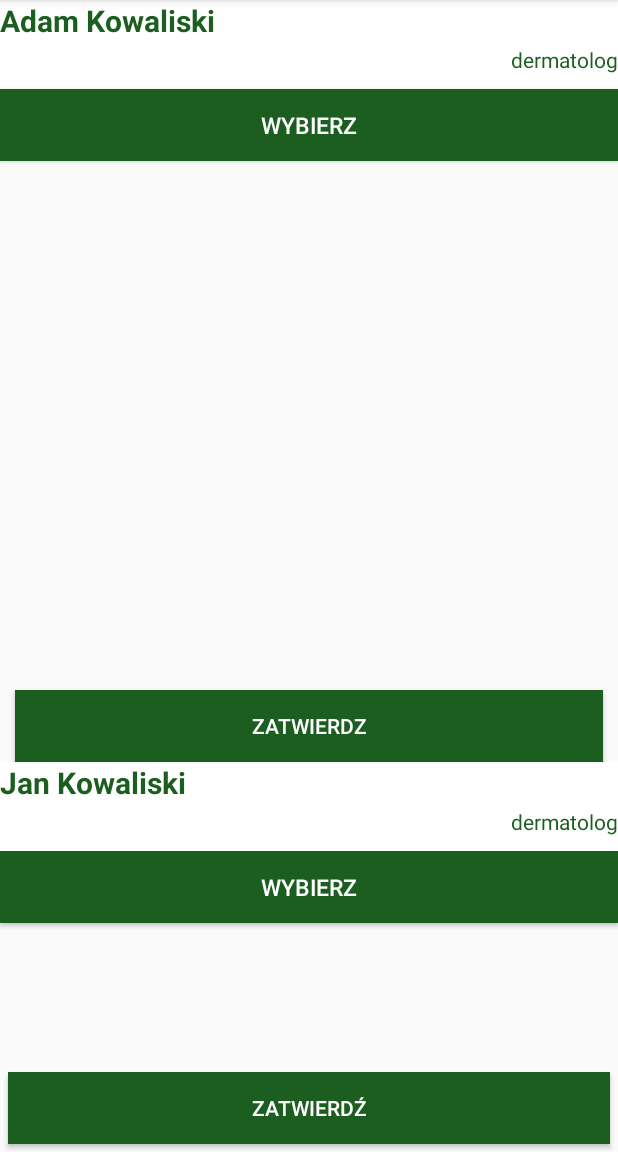
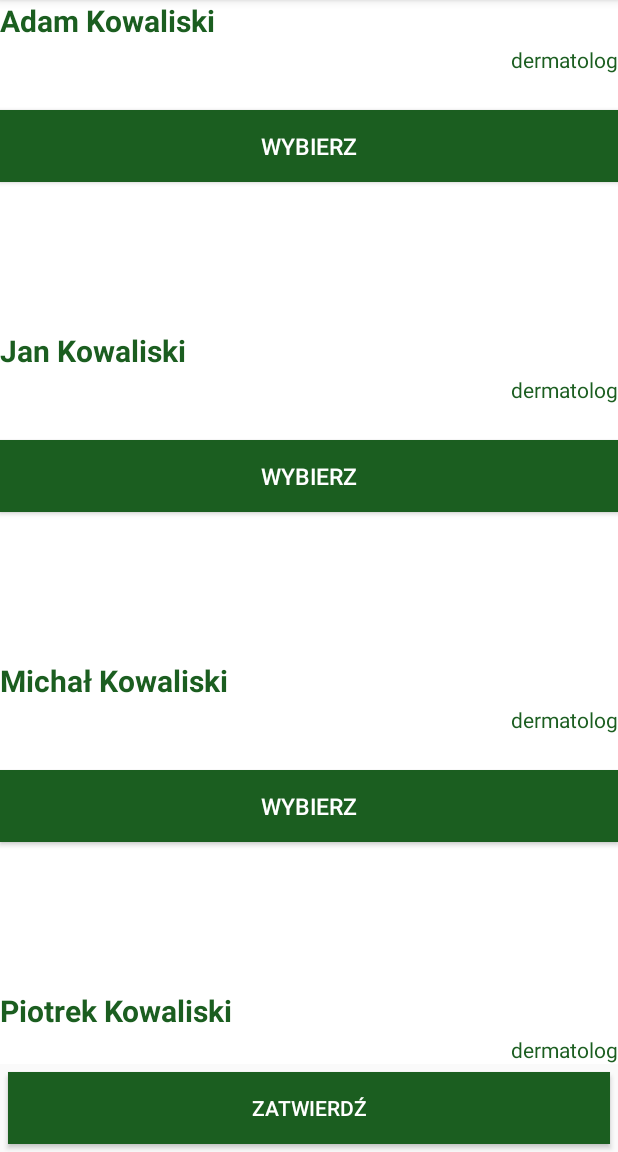
Before and after one commit to KatarzynaWidawka/KolokwiumPUM, an Android app: the Main2Activity screen opened directly, with no data from a screen before it, on a phone screen of 412 x 824 dp, the part 84-1236 px from its top. Run offline under Robolectric (Android 15) with nearby library versions, the phone set to English and light mode, and no system bars; our stand-ins replace ButterKnife.

Commit message:
Kolokwium ocenione

```diff
--- a/app/src/main/java/com/example/student/rejestracjawizyt/LekarzAdapter.java
+++ b/app/src/main/java/com/example/student/rejestracjawizyt/LekarzAdapter.java
@@ -50,6 +50,7 @@ public class LekarzAdapter  extends RecyclerView.Adapter<LekarzAdapter.ViewHolde
         public ViewHolder(View itemView) {
             super(itemView);
             ButterKnife.bind(this, itemView);
+
         }
         private void setNazwalekarza(String nazwalekarza){Nazwa.setText(nazwalekarza);}
         private void setSpecjalizacja(String specjalizacja){Specjalizacja.setText(specjalizacja);}
--- a/app/src/main/res/layout/list.xml
+++ b/app/src/main/res/layout/list.xml
@@ -2,6 +2,7 @@
 <RelativeLayout
     xmlns:android="http://schemas.android.com/apk/res/android" android:layout_width="match_parent"
     android:layout_height="match_parent"
+    android:background="#FFFF"
 
         >
     <TextView
@@ -29,27 +30,17 @@
 
     <Button
         android:id="@+id/button_wybierz"
-        android:layout_marginTop="10dp"
         android:layout_width="match_parent"
         android:layout_height="wrap_content"
-        android:layout_alignParentRight="true"
-        android:layout_below="@id/specjalizacjalekarza"
+        android:layout_alignParentStart="true"
 
+        android:layout_below="@+id/specjalizacjalekarza"
+        android:layout_marginTop="24dp"
         android:background="@color/colorPrimary"
         android:text="Wybierz"
         android:textColor="@android:color/white"
         android:textSize="15dp" />
 
-    <Button
-        android:id="@+id/button_lekarz"
-        android:layout_width="match_parent"
-        android:layout_height="wrap_content"
-        android:layout_gravity="bottom"
-        android:layout_marginLeft="10dp"
-        android:layout_marginRight="10dp"
-        android:layout_marginTop="460dp"
-        android:background="@color/colorPrimary"
-        android:text="ZATWIERDZ"
-        android:textColor="@android:color/white" />
+
 
 </RelativeLayout>
```
Also changed, not shown: app/src/main/res/layout/activity_main.xml (+9 -5 lines).
